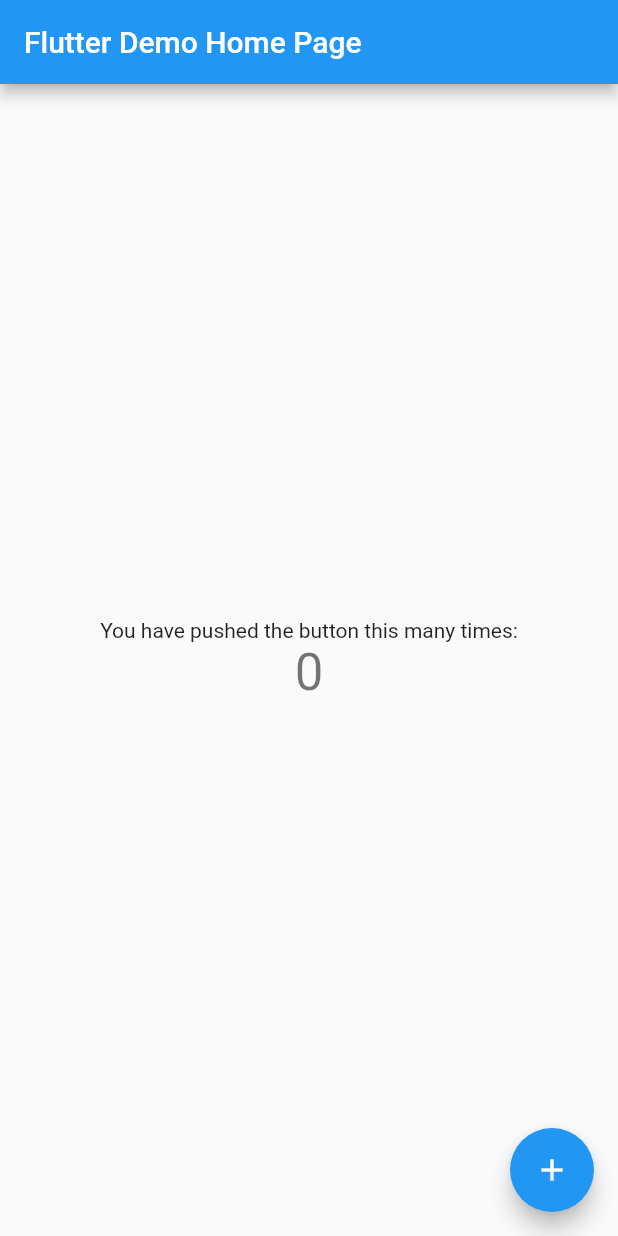
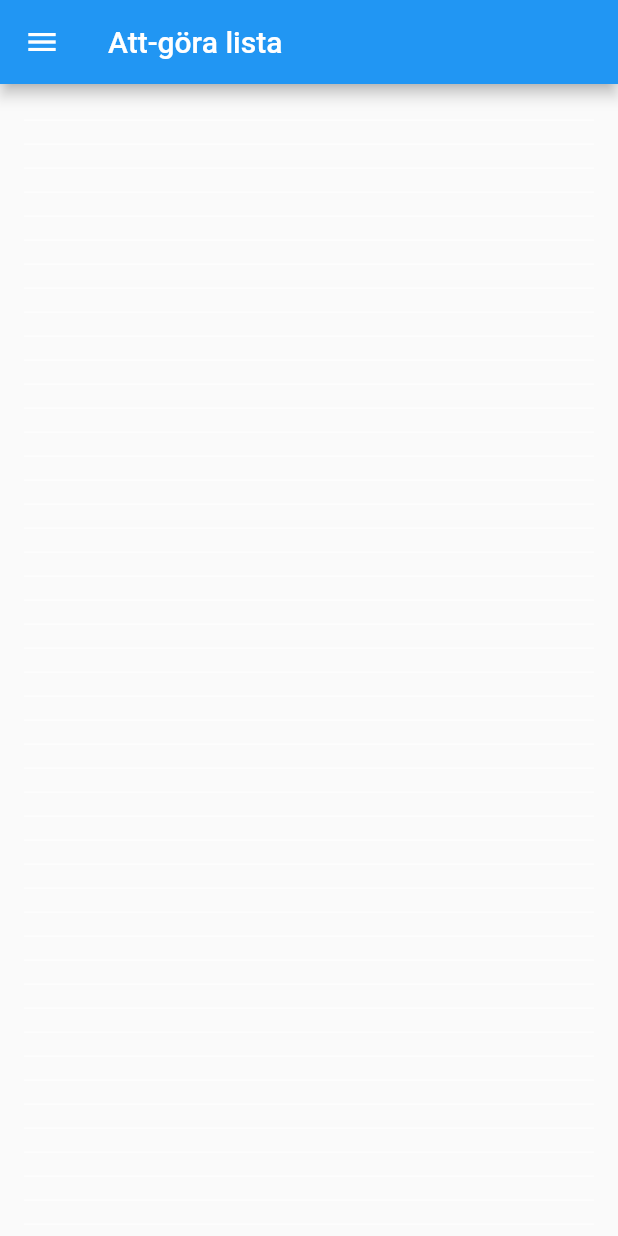
Before and after one commit to gu-tig169-ht21/guscastesa, a Flutter app: the screen it shows after launch, on a phone screen of 412 x 824 dp. Run offline on Flutter 3.47's test engine with Material 2 defaults, Android fonts, the phone set to English and light mode, and no system bars.

Commit message:
Testcommit till steg 1

```diff
--- a/lib/main.dart
+++ b/lib/main.dart
@@ -1,115 +1,138 @@
 import 'package:flutter/material.dart';
 
+final List<String> _toDoInputs = <String>[];
+final _toDoController = TextEditingController();
+final _done = <String>[];
+
 void main() {
-  runApp(const MyApp());
+  runApp(
+    const MaterialApp(
+      title: 'To-Do list',
+      home: ToDoHome(),
+    ),
+  );
 }
 
-class MyApp extends StatelessWidget {
-  const MyApp({Key? key}) : super(key: key);
+class ToDoHome extends StatefulWidget {
+  const ToDoHome({Key? key}) : super(key: key);
+  @override
+  _ToDoHomeState createState() => _ToDoHomeState();
+}
 
-  // This widget is the root of your application.
+class _ToDoHomeState extends State<ToDoHome> {
   @override
   Widget build(BuildContext context) {
-    return MaterialApp(
-      title: 'Flutter Demo',
-      theme: ThemeData(
-        // This is the theme of your application.
-        //
-        // Try running your application with "flutter run". You'll see the
-        // application has a blue toolbar. Then, without quitting the app, try
-        // changing the primarySwatch below to Colors.green and then invoke
-        // "hot reload" (press "r" in the console where you ran "flutter run",
-        // or simply save your changes to "hot reload" in a Flutter IDE).
-        // Notice that the counter didn't reset back to zero; the application
-        // is not restarted.
-        primarySwatch: Colors.blue,
+    return Scaffold(
+      appBar: AppBar(
+        leading: IconButton(
+            icon: const Icon(Icons.menu),
+            tooltip: 'Add and remove items',
+            onPressed: () {
+              Navigator.push(
+                context,
+                MaterialPageRoute(builder: (context) => const ToDoInput()),
+              ).then((value) => setState(() {}));
+            }),
+        title: const Text('Att-göra lista'),
       ),
-      home: const MyHomePage(title: 'Flutter Demo Home Page'),
+      body: skapaLista(),
     );
+  }
+
+  Widget _skapaRad(String text) {
+    final _alreadyDone = _done.contains(text);
+
+    _toDoInputs.contains(text) ? null : _toDoInputs.add(text);
+    return Card(
+        child: ListTile(
+      title: Text(
+        text,
+        style: TextStyle(
+          decoration: _alreadyDone ? TextDecoration.lineThrough : null,
+        ),
+      ),
+      leading: Icon(
+        _alreadyDone ? Icons.check_box : Icons.check_box_outline_blank_outlined,
+        color: _alreadyDone ? Colors.green : null,
+      ),
+      onTap: () {
+        setState(() {
+          _alreadyDone ? _done.remove(text) : _done.add(text);
+        });
+      },
+      trailing: IconButton(
+        onPressed: () {
+          setState(() {
+            _toDoInputs.remove(text);
+          });
+        },
+        icon: const Icon(Icons.delete_outline),
+      ),
+    ));
+  }
+
+  Widget skapaLista() {
+    return ListView.builder(
+        padding: const EdgeInsets.all(16.0),
+        itemBuilder: (BuildContext _context, int i) {
+          if (i < _toDoInputs.length) {
+            return _skapaRad(_toDoInputs[i]);
+          } else {
+            return const Divider(
+              color: Colors.white,
+            );
+          }
+        });
   }
 }
 
-class MyHomePage extends StatefulWidget {
-  const MyHomePage({Key? key, required this.title}) : super(key: key);
-
-  // This widget is the home page of your application. It is stateful, meaning
-  // that it has a State object (defined below) that contains fields that affect
-  // how it looks.
-
-  // This class is the configuration for the state. It holds the values (in this
-  // case the title) provided by the parent (in this case the App widget) and
-  // used by the build method of the State. Fields in a Widget subclass are
-  // always marked "final".
-
-  final String title;
-
+class ToDoInput extends StatefulWidget {
+  const ToDoInput({Key? key}) : super(key: key);
   @override
-  State<MyHomePage> createState() => _MyHomePageState();
+  _ToDoInputState createState() => _ToDoInputState();
 }
 
-class _MyHomePageState extends State<MyHomePage> {
-  int _counter = 0;
-
-  void _incrementCounter() {
-    setState(() {
-      // This call to setState tells the Flutter framework that something has
-      // changed in this State, which causes it to rerun the build method below
-      // so that the display can reflect the updated values. If we changed
-      // _counter without calling setState(), then the build method would not be
-      // called again, and so nothing would appear to happen.
-      _counter++;
-    });
+class _ToDoInputState extends State<ToDoInput> {
+  @override
+  Widget build(BuildContext context) {
+    return Scaffold(
+        appBar: AppBar(
+          title: const Text('lägg till sak att göra'),
+        ),
+        body: Center(
+            child: Column(
+          children: <Widget>[
+            TextField(controller: _toDoController),
+            const Divider(
+              height: 20,
+            ),
+            OutlinedButton(
+                onPressed: () {
+                  setState(() {
+                    _toDoInputs.add(_toDoController.text);
+                    _toDoController.clear();
+                  });
+                },
+                child: const Text('lägg till')),
+          ],
+        )));
   }
 
-  @override
-  Widget build(BuildContext context) {
-    // This method is rerun every time setState is called, for instance as done
-    // by the _incrementCounter method above.
-    //
-    // The Flutter framework has been optimized to make rerunning build methods
-    // fast, so that you can just rebuild anything that needs updating rather
-    // than having to individually change instances of widgets.
-    return Scaffold(
-      appBar: AppBar(
-        // Here we take the value from the MyHomePage object that was created by
-        // the App.build method, and use it to set our appbar title.
-        title: Text(widget.title),
-      ),
-      body: Center(
-        // Center is a layout widget. It takes a single child and positions it
-        // in the middle of the parent.
-        child: Column(
-          // Column is also a layout widget. It takes a list of children and
-          // arranges them vertically. By default, it sizes itself to fit its
-          // children horizontally, and tries to be as tall as its parent.
-          //
-          // Invoke "debug painting" (press "p" in the console, choose the
-          // "Toggle Debug Paint" action from the Flutter Inspector in Android
-          // Studio, or the "Toggle Debug Paint" command in Visual Studio Code)
-          // to see the wireframe for each widget.
-          //
-          // Column has various properties to control how it sizes itself and
-          // how it positions its children. Here we use mainAxisAlignment to
-          // center the children vertically; the main axis here is the vertical
-          // axis because Columns are vertical (the cross axis would be
-          // horizontal).
-          mainAxisAlignment: MainAxisAlignment.center,
-          children: <Widget>[
-            const Text(
-              'You have pushed the button this many times:',
-            ),
-            Text(
-              '$_counter',
-              style: Theme.of(context).textTheme.headline4,
-            ),
-          ],
-        ),
-      ),
-      floatingActionButton: FloatingActionButton(
-        onPressed: _incrementCounter,
-        tooltip: 'Increment',
-        child: const Icon(Icons.add),
-      ), // This trailing comma makes auto-formatting nicer for build methods.
-    );
-  }
+//  void addInputToList() {
+//    setState(() {
+
+//    });
+//  }
 }
+
+
+
+//class _ToDoListState extends State<toDoHome>{
+//
+//  Widget addItem(String userInput){
+//  setState((){
+//      _toDoInputs.add(userInput);
+//  });
+//  )
+//}
+//}         FIXA EN TEXTSTYLE OCH EN BUTTONSTYLE
--- a/pubspec.yaml
+++ b/pubspec.yaml
@@ -1,4 +1,4 @@
-name: my_first_app
+name: task1
 description: A new Flutter project.
 
 # The following line prevents the package from being accidentally published to
```
Also changed, not shown: pubspec.lock, 11 other files.
